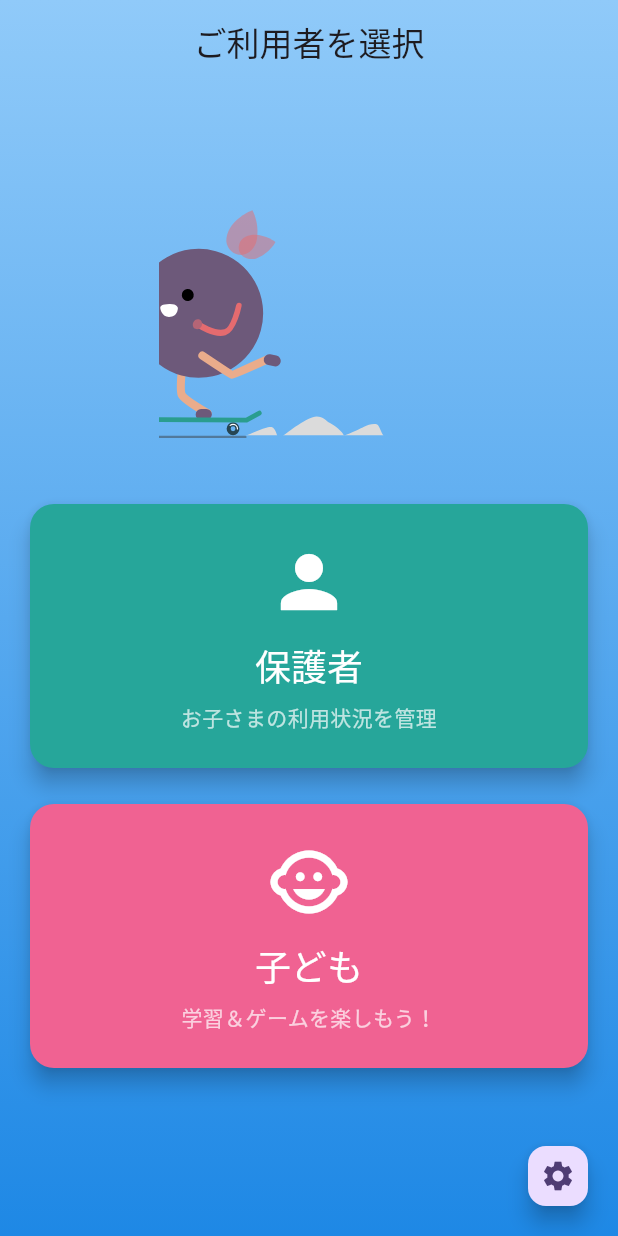
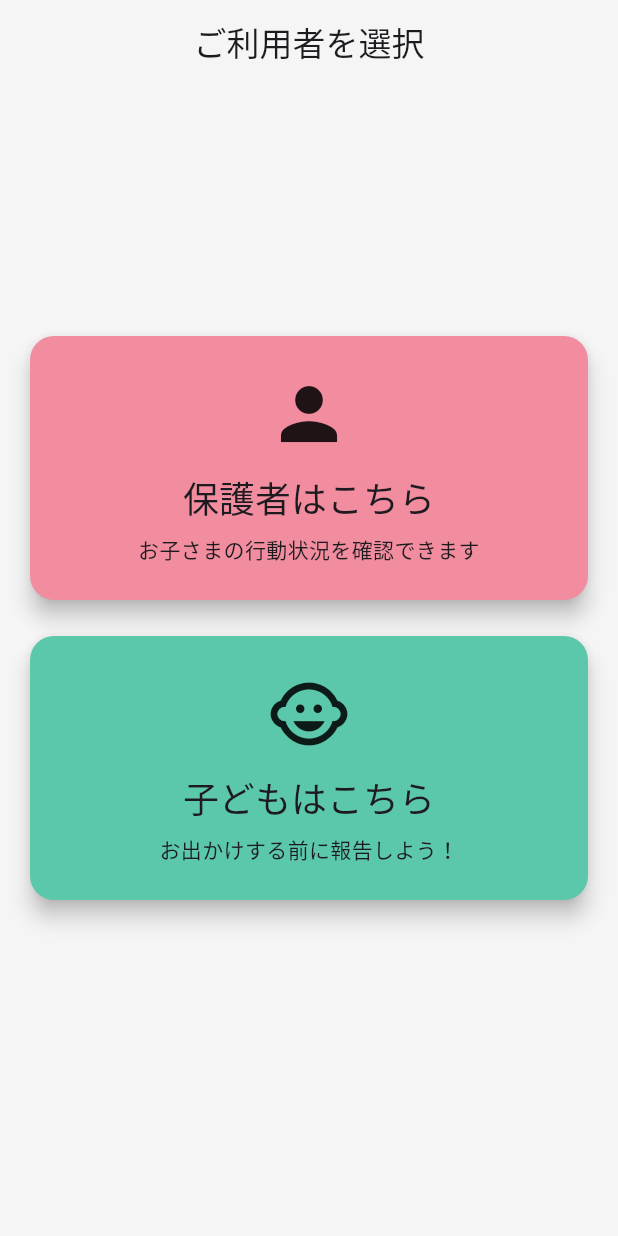
Before and after one commit to uuwa-dev/mimamori_anshin, a Flutter app: the screen it shows after launch, on a phone screen of 412 x 824 dp. Run offline on Flutter 3.47's test engine with Material 3 defaults, Android fonts, the phone set to English and light mode, and no system bars; our stand-ins replace firebase_core, flutter_hooks, go_router, hooks_riverpod; accounts and stored records are empty.

Commit message:
role画面調整

```diff
--- a/lib/screens/role_selection_screen.dart
+++ b/lib/screens/role_selection_screen.dart
@@ -1,6 +1,5 @@
 import 'package:flutter/material.dart';
 import 'package:go_router/go_router.dart';
-import 'package:lottie/lottie.dart';
 
 const double _cardSpacing = 16;
 
@@ -18,50 +17,30 @@ class RoleSelectionScreen extends StatelessWidget {
         centerTitle: true,
       ),
       body: Container(
-        decoration: BoxDecoration(
-          gradient: LinearGradient(
-            colors: [Colors.blue.shade200, Colors.blue.shade600],
-            begin: Alignment.topCenter,
-            end: Alignment.bottomCenter,
-          ),
-        ),
+        decoration: const BoxDecoration(color: Color(0xFFF5F5F5)),
         padding: const EdgeInsets.all(_cardSpacing),
         child: Column(
           mainAxisAlignment: MainAxisAlignment.center,
           children: [
-            // Lottie
-            Lottie.asset(
-              'assets/lottie/role_selection.json',
-              width: 200,
-              height: 200,
-              fit: BoxFit.cover,
-            ),
-            const SizedBox(height: 24),
-            // カード群
             _buildRoleCard(
               context,
               icon: Icons.person,
-              label: '保護者',
-              description: 'お子さまの利用状況を管理',
-              color: Colors.teal.shade400,
+              label: '保護者はこちら',
+              description: 'お子さまの行動状況を確認できます',
+              color: const Color(0xFFF18D9E),
               route: '/parentHome',
             ),
             const SizedBox(height: _cardSpacing),
             _buildRoleCard(
               context,
               icon: Icons.child_care,
-              label: '子ども',
-              description: '学習＆ゲームを楽しもう！',
-              color: Colors.pink.shade300,
+              label: '子どもはこちら',
+              description: 'お出かけする前に報告しよう！',
+              color: const Color(0xFF5BC8AC),
               route: '/childHome',
             ),
           ],
         ),
-      ),
-      floatingActionButton: FloatingActionButton(
-        mini: true,
-        onPressed: () => context.go('/settings'),
-        child: const Icon(Icons.settings),
       ),
     );
   }
@@ -89,11 +68,11 @@ class RoleSelectionScreen extends StatelessWidget {
           child: Column(
             mainAxisSize: MainAxisSize.min,
             children: [
-              Hero(tag: 'role-$label', child: Icon(icon, size: 56, color: Colors.white)),
+              Hero(tag: 'role-$label', child: Icon(icon, size: 56)),
               const SizedBox(height: 12),
-              Text(label, style: Theme.of(context).textTheme.headlineSmall?.copyWith(color: Colors.white)),
+              Text(label, style: Theme.of(context).textTheme.headlineSmall),
               const SizedBox(height: 8),
-              Text(description, textAlign: TextAlign.center, style: const TextStyle(color: Colors.white70)),
+              Text(description, textAlign: TextAlign.center),
             ],
           ),
         ),
```
